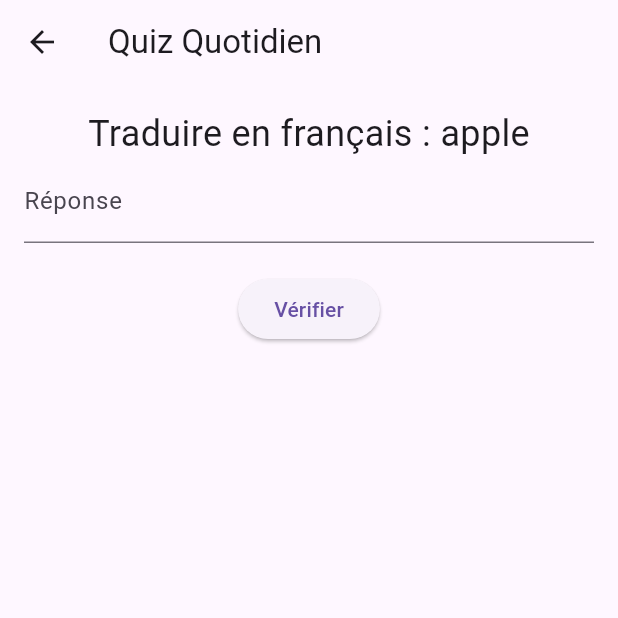
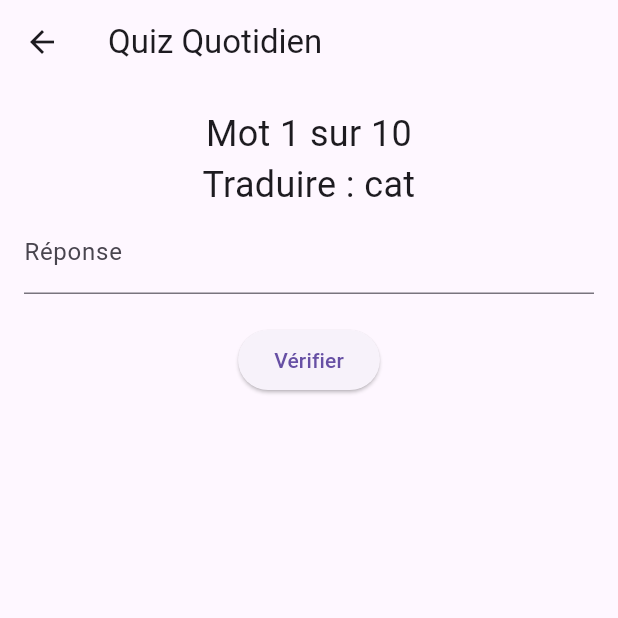
Before and after one commit to MatthieuFranques/LearnLanguage, a Flutter app: the HomePage screen opened directly, after a tap on "Commencer le Quiz", on a phone screen of 412 x 824 dp, the top half of it. Run offline on Flutter 3.47's test engine with Material 3 defaults, Android fonts, the light colour scheme and no system bars; our stand-ins replace flutter_local_notifications.

Commit message:
Feat : add json data + api translate

```diff
--- /dev/null
+++ b/learn_language/assets/words.json
@@ -0,0 +1 @@
+[{"english":"apple","french":"pomme"},{"english":"dog","french":"chien"},{"english":"cat","french":"chat"},{"english":"house","french":"maison"},{"english":"book","french":"livre"},{"english":"car","french":"voiture"},{"english":"tree","french":"arbre"},{"english":"water","french":"eau"},{"english":"sun","french":"soleil"},{"english":"moon","french":"lune"},{"english":"food","french":"nourriture"},{"english":"music","french":"musique"},{"english":"die","french":"mourir"}]
--- a/learn_language/lib/vocabulary/vocabularyQuiz.dart
+++ b/learn_language/lib/vocabulary/vocabularyQuiz.dart
@@ -1,26 +1,47 @@
+import 'dart:convert';
+import 'dart:math';
+
 import 'package:flutter/material.dart';
+import 'package:flutter/services.dart';
 import 'package:learn_language/class/word.dart';
 
 class VocabularyQuiz extends StatefulWidget {
   const VocabularyQuiz({super.key});
 
   @override
-  // ignore: library_private_types_in_public_api
   _VocabularyQuizState createState() => _VocabularyQuizState();
 }
 
 class _VocabularyQuizState extends State<VocabularyQuiz> {
-  final List<Word> words = [
-    Word('apple', 'pomme'),
-    Word('dog', 'chien'),
-    Word('cat', 'chat'),
-    Word('house', 'maison'),
-    Word('book', 'livre'),
-  ];
-
+  List<Word> words = [];
   int currentIndex = 0;
   String userAnswer = '';
   bool unlocked = false;
+  bool isLoading = true;
+
+  @override
+  void initState() {
+    super.initState();
+    loadWords();
+  }
+
+  Future<void> loadWords() async {
+    final String response = await rootBundle.loadString('assets/words.json');
+    final List data = json.decode(response);
+
+    // Crée une liste de Word
+    List<Word> loadedWords =
+        data.map((e) => Word(e['english'], e['french'])).toList();
+
+    // Mélange aléatoire et prend 10 mots max
+    loadedWords.shuffle(Random());
+    loadedWords = loadedWords.take(10).toList();
+
+    setState(() {
+      words = loadedWords;
+      isLoading = false;
+    });
+  }
 
   void checkAnswer() {
     final correctAnswer = words[currentIndex].french.toLowerCase().trim();
@@ -44,6 +65,12 @@ class _VocabularyQuizState extends State<VocabularyQuiz> {
 
   @override
   Widget build(BuildContext context) {
+    if (isLoading) {
+      return const Scaffold(
+        body: Center(child: CircularProgressIndicator()),
+      );
+    }
+
     if (unlocked) {
       return Scaffold(
         appBar: AppBar(title: const Text('Dictionnaire')),
@@ -65,8 +92,9 @@ class _VocabularyQuizState extends State<VocabularyQuiz> {
         child: Column(
           children: [
             Text(
-              'Traduire en français : ${word.english}',
+              'Mot ${currentIndex + 1} sur ${words.length}\nTraduire : ${word.english}',
               style: const TextStyle(fontSize: 24),
+              textAlign: TextAlign.center,
             ),
             TextField(
               onChanged: (value) => userAnswer = value,
```
Also changed, not shown: learn_language/lib/api/apiTranslate.dart (added, +17 -0 lines), learn_language/lib/class/word.dart (+0 -8 lines), learn_language/lib/class/wordStorage.dart (added, +37 -0 lines), learn_language/lib/homePage.dart (+117 -9 lines), learn_language/lib/main.dart (+48 -4 lines), learn_language/lib/notification/notification.dart (added, +37 -0 lines), learn_language/pubspec.yaml (+5 -73 lines), learn_language/asset/word.json (deleted), learn_language/pubspec.lock, 2 other files.
